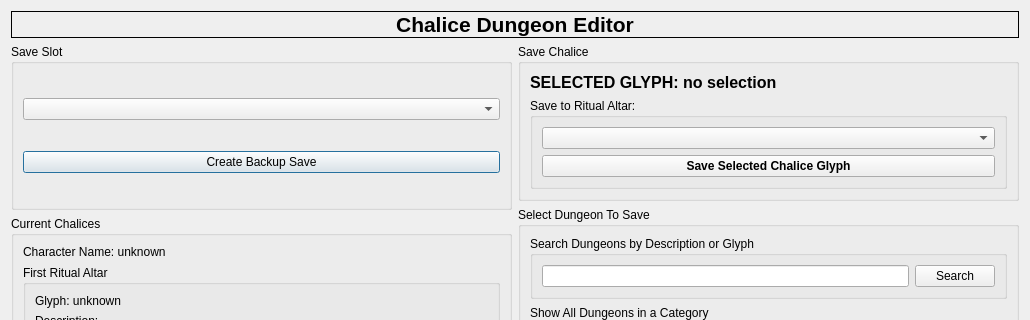
Before: the Qt Designer form modules/ChaliceEditor.ui in rainmakerv3/BB_Launcher, drawn with Qt 5; both pictures show x 0 to 1030 and y 0 to 320 of the 1030 by 796 pixel window.
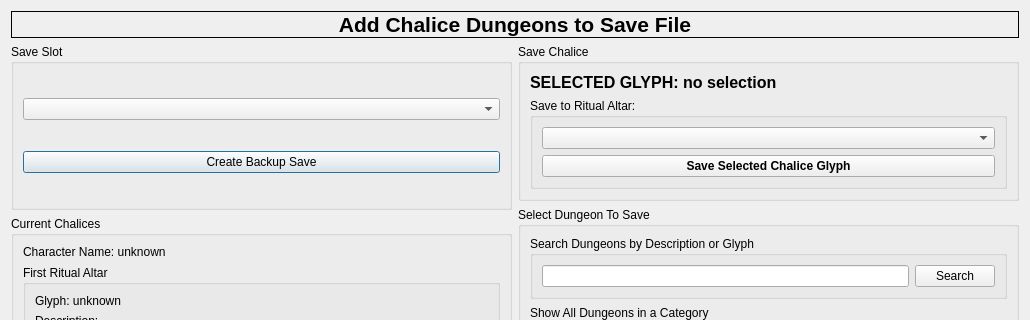
After: the same form once the commit is applied.

Commit message: set as version 16.00

What changed in the file:
```diff
--- a/modules/ChaliceEditor.ui
+++ b/modules/ChaliceEditor.ui
@@ -26,7 +26,7 @@
       <enum>QFrame::Shape::Box</enum>
      </property>
      <property name="text">
-      <string>Chalice Dungeon Editor</string>
+      <string>Add Chalice Dungeons to Save File</string>
      </property>
      <property name="alignment">
       <set>Qt::AlignmentFlag::AlignCenter</set>
```
Left out of the diff: 2 changed lines with no effect on the pictures. The commit also changes 1 other file.
